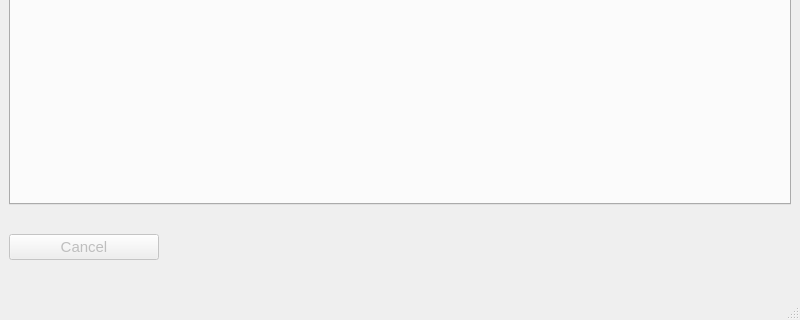
Before: the Qt Designer form src/vorta/assets/UI/mainwindow.ui in borgbase/vorta, drawn with Qt 5; both pictures show x 0 to 800 and y 280 to 600 of the 800 by 600 pixel window.
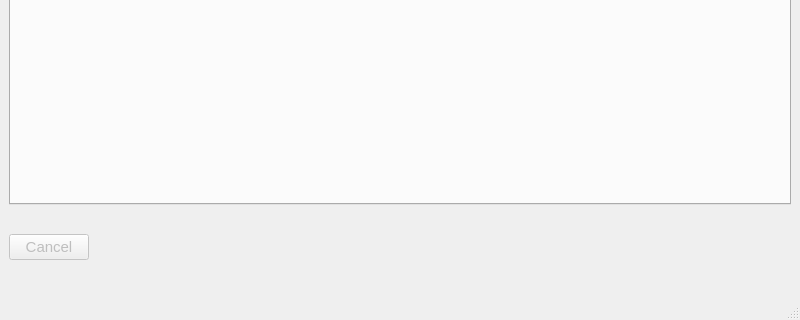
After: the same form once the commit is applied.

Commit message: Remove fixed width for main window buttons.

Diff of the .ui file:
```diff
--- a/src/vorta/assets/UI/mainwindow.ui
+++ b/src/vorta/assets/UI/mainwindow.ui
@@ -164,12 +164,6 @@
         <property name="enabled">
          <bool>false</bool>
         </property>
-        <property name="maximumSize">
-         <size>
-          <width>150</width>
-          <height>16777215</height>
-         </size>
-        </property>
         <property name="font">
          <font>
           <pointsize>11</pointsize>
@@ -188,6 +182,12 @@
       </item>
       <item row="0" column="1">
        <widget class="QLabel" name="progressText">
+        <property name="sizePolicy">
+         <sizepolicy hsizetype="Expanding" vsizetype="Preferred">
+          <horstretch>0</horstretch>
+          <verstretch>0</verstretch>
+         </sizepolicy>
+        </property>
         <property name="font">
          <font>
           <pointsize>11</pointsize>
```
